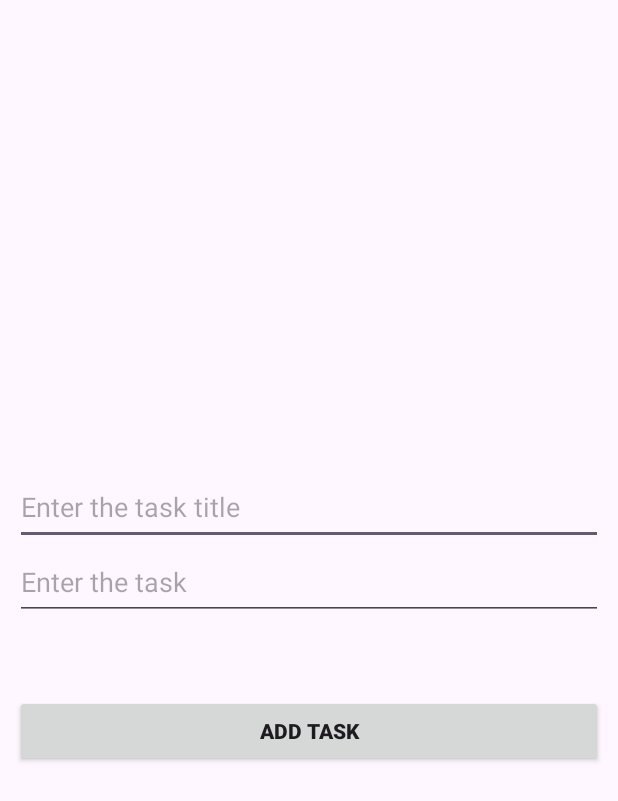
After one commit to yashs335/ToDoNote, an Android app: the AddNewTaskActivity screen opened directly, with no data from a screen before it, on a phone screen of 412 x 824 dp. The commit adds this screen. Shown: the top 801 px of the screen. Run offline under Robolectric (Android 15) with nearby library versions, the phone set to English and light mode, and no system bars.

Commit message:
adding navigation and new activity for the add task

```diff
--- a/app/src/main/AndroidManifest.xml
+++ b/app/src/main/AndroidManifest.xml
@@ -13,6 +13,9 @@
         android:theme="@style/Theme.ToDoNote"
         tools:targetApi="31">
         <activity
+            android:name=".AddNewTaskActivity"
+            android:exported="false" />
+        <activity
             android:name=".MainActivity"
             android:exported="true">
             <intent-filter>
--- /dev/null
+++ b/app/src/main/java/com/example/todonote/AddNewTaskActivity.kt
@@ -0,0 +1,20 @@
+package com.example.todonote
+
+import android.os.Bundle
+import androidx.activity.enableEdgeToEdge
+import androidx.appcompat.app.AppCompatActivity
+import androidx.core.view.ViewCompat
+import androidx.core.view.WindowInsetsCompat
+
+class AddNewTaskActivity : AppCompatActivity() {
+    override fun onCreate(savedInstanceState: Bundle?) {
+        super.onCreate(savedInstanceState)
+        enableEdgeToEdge()
+        setContentView(R.layout.activity_add_new_task)
+        ViewCompat.setOnApplyWindowInsetsListener(findViewById(R.id.main)) { v, insets ->
+            val systemBars = insets.getInsets(WindowInsetsCompat.Type.systemBars())
+            v.setPadding(systemBars.left, systemBars.top, systemBars.right, systemBars.bottom)
+            insets
+        }
+    }
+}
--- /dev/null
+++ b/app/src/main/java/com/example/todonote/handler/DatabaseHandler.kt
@@ -0,0 +1,4 @@
+package com.example.todonote.handler
+
+class DatabaseHandler {
+}
--- /dev/null
+++ b/app/src/main/res/layout/activity_add_new_task.xml
@@ -0,0 +1,47 @@
+<?xml version="1.0" encoding="utf-8"?>
+<androidx.constraintlayout.widget.ConstraintLayout xmlns:android="http://schemas.android.com/apk/res/android"
+    xmlns:app="http://schemas.android.com/apk/res-auto"
+    xmlns:tools="http://schemas.android.com/tools"
+    android:id="@+id/main"
+    android:layout_width="match_parent"
+    android:layout_height="match_parent"
+    tools:context=".AddNewTaskActivity">
+
+    <LinearLayout
+        android:layout_width="match_parent"
+        android:layout_height="wrap_content"
+        android:gravity="center"
+        android:layout_margin="10dp"
+        android:orientation="vertical"
+        app:layout_constraintTop_toTopOf="parent"
+        app:layout_constraintBottom_toBottomOf="parent"
+        app:layout_constraintStart_toStartOf="parent"
+        app:layout_constraintEnd_toEndOf="parent"
+        >
+    <EditText
+        android:id="@+id/task_title_edit_text"
+        android:layout_width="match_parent"
+        android:layout_height="50dp"
+        android:inputType="text"
+        android:autofillHints="New Task"
+        android:hint="Enter the task title"
+        />
+    <EditText
+        android:id="@+id/task_body_edit_text"
+        android:layout_width="match_parent"
+        android:layout_height="50dp"
+        android:autofillHints="hello this is my new task"
+        android:inputType="textImeMultiLine"
+        android:hint="Enter the task"
+        />
+    <androidx.appcompat.widget.AppCompatButton
+        android:id="@+id/add_task_button"
+        android:layout_width="match_parent"
+        android:layout_height="wrap_content"
+        android:text="ADD TASK"
+        android:textStyle="bold"
+        android:layout_marginTop="50dp"
+        />
+    </LinearLayout>
+
+</androidx.constraintlayout.widget.ConstraintLayout>
```
Also changed, not shown: app/src/main/java/com/example/todonote/AddNewTask.kt (+0 -47 lines), app/src/main/java/com/example/todonote/MainActivity.kt (+6 -5 lines), app/src/main/res/layout/fragment_add_new_task.xml (deleted, +0 -41 lines).
